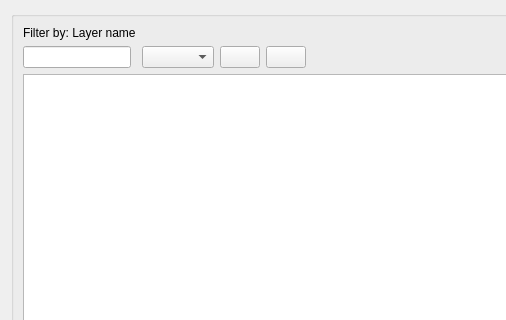
Old version of the form core/ui/toolbars/utilities/style_manager.ui in the repository Giswater/giswater_qgis_plugin; both pictures show x 0 to 506 and y 0 to 320 of the 975 by 785 pixel window.
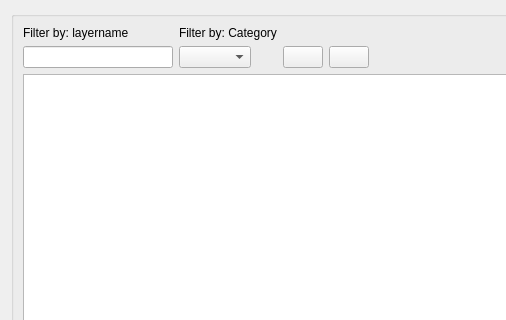
New version of the form.

Commit message: fix(style_manager): rename idval to category & add label to category combo

The edit to the form file:
```diff
--- a/core/ui/toolbars/utilities/style_manager.ui
+++ b/core/ui/toolbars/utilities/style_manager.ui
@@ -37,7 +37,7 @@
       <item row="0" column="0">
        <widget class="QLabel" name="lbl_filter_name">
         <property name="text">
-         <string>Filter by: Layer name</string>
+         <string>Filter by: layername</string>
         </property>
        </widget>
       </item>
@@ -62,6 +62,12 @@
           <verstretch>0</verstretch>
          </sizepolicy>
         </property>
+        <property name="minimumSize">
+         <size>
+          <width>150</width>
+          <height>0</height>
+         </size>
+        </property>
         <property name="text">
          <string/>
         </property>
@@ -168,6 +174,13 @@
         </property>
        </spacer>
       </item>
+      <item row="0" column="1">
+       <widget class="QLabel" name="lbl_filter_category">
+        <property name="text">
+         <string>Filter by: Category</string>
+        </property>
+       </widget>
+      </item>
      </layout>
     </widget>
    </item>
```
The commit also changes 1 other file.
